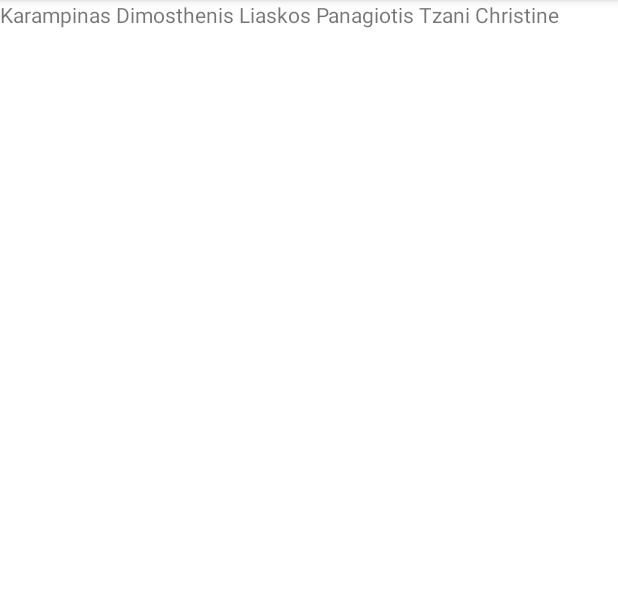
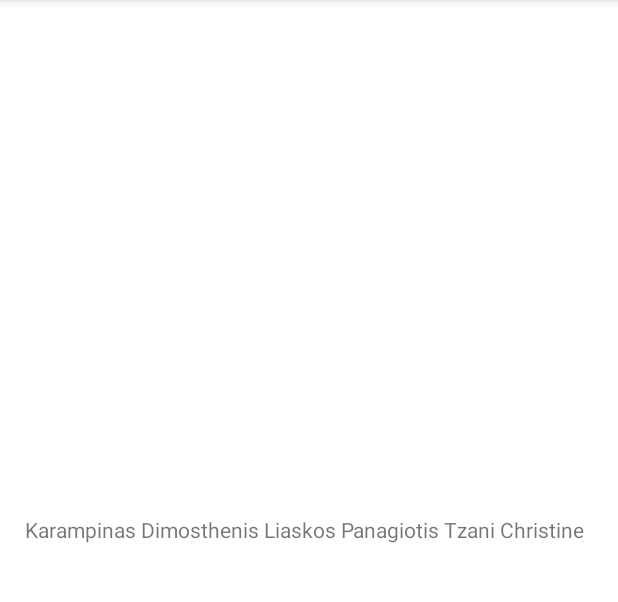
Before and after one commit to dimosthenis-k/Story-Weaver, an Android app: the screen it shows after launch (InfoActivity), after a tap on "INFORMATION", on a phone screen of 412 x 824 dp, the part 84-686 px from its top. Run offline under Robolectric (Android 15) with nearby library versions, the phone set to English and light mode, and no system bars.

Commit message:
minor changes

```diff
--- a/app/src/main/java/unipi/projects/unipiaudiostories/MyTextToSpeech.java
+++ b/app/src/main/java/unipi/projects/unipiaudiostories/MyTextToSpeech.java
@@ -13,7 +13,7 @@ public class MyTextToSpeech {
         @Override
         public void onInit(int status) {
 
-            textToSpeech.setLanguage(Locale.US);
+            textToSpeech.setLanguage(Locale.ENGLISH);
             textToSpeech.setSpeechRate(1.0f);
             textToSpeech.setPitch(1.0f);
         }
--- a/app/src/main/res/layout/activity_info.xml
+++ b/app/src/main/res/layout/activity_info.xml
@@ -8,9 +8,11 @@
 
     <TextView
         android:id="@+id/textView3"
-        android:layout_width="wrap_content"
-        android:layout_height="wrap_content"
+        android:layout_width="379dp"
+        android:layout_height="81dp"
         android:text="@string/team_info_eng"
-        tools:layout_editor_absoluteX="127dp"
-        tools:layout_editor_absoluteY="275dp" />
+        app:layout_constraintBottom_toBottomOf="parent"
+        app:layout_constraintEnd_toEndOf="parent"
+        app:layout_constraintStart_toStartOf="parent"
+        app:layout_constraintTop_toTopOf="parent" />
 </androidx.constraintlayout.widget.ConstraintLayout>
```
